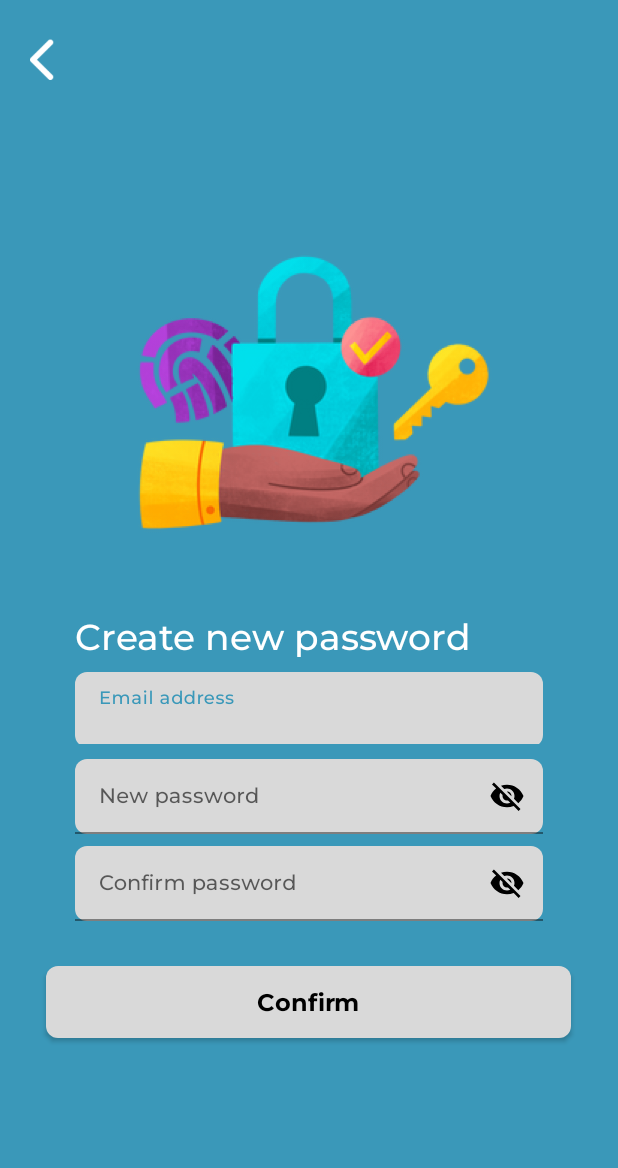
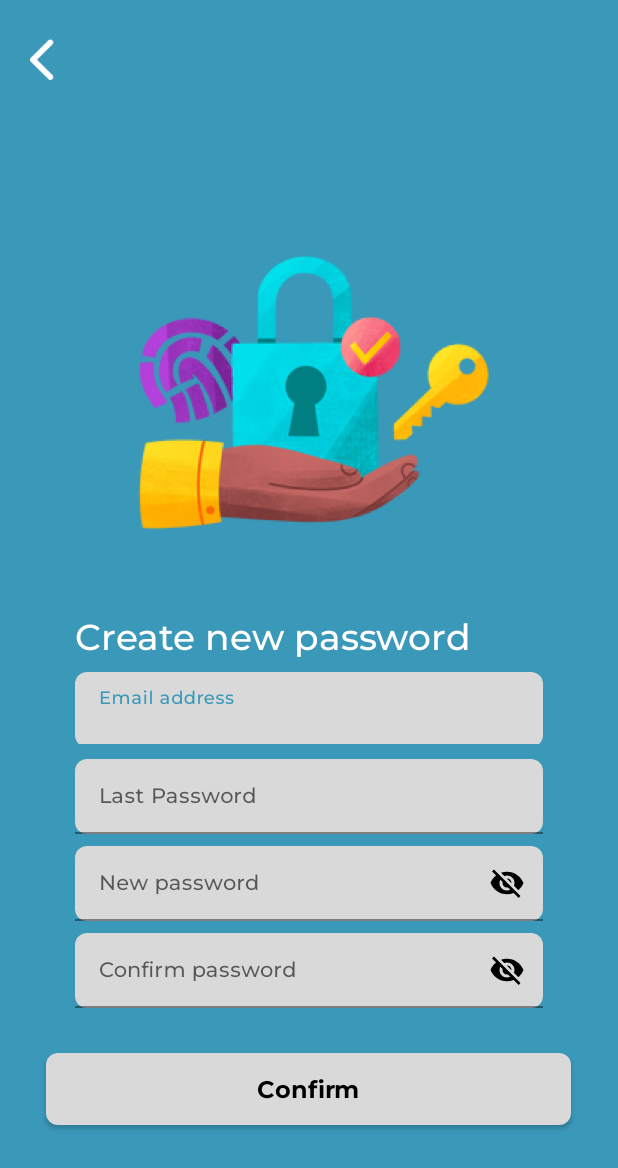
Before and after one commit to rayhanegar/Raion-Internship, an Android app: the fragment ChangePasswordScreen shown on its own in the app's theme, on a phone screen of 412 x 824 dp. Shown: the top 1168 px of the screen. Run offline under Robolectric (Android 15) with nearby library versions, the phone set to English and light mode, and no system bars; our stand-ins replace Firebase (no records; nobody signed in at launch, a user with empty details on screens opened directly).

Commit message:
Change password

```diff
--- a/app/src/main/java/com/example/raioninternship/screen/sign/SignInScreen.kt
+++ b/app/src/main/java/com/example/raioninternship/screen/sign/SignInScreen.kt
@@ -9,6 +9,7 @@ import android.widget.Toast
 import androidx.fragment.app.Fragment
 import com.example.raioninternship.MainActivity
 import com.example.raioninternship.data.Repository
+import com.example.raioninternship.databinding.ScreenChangePasswordBinding
 import com.example.raioninternship.databinding.ScreenSigninBinding
 
 class SignInScreen : Fragment() {
@@ -29,8 +30,8 @@ class SignInScreen : Fragment() {
         }
 
         binding.forpasstext.setOnClickListener {
-            val intent = Intent(requireActivity(), ChangePasswordScreen::class.java)
-            startActivity(intent)
+            val changePasswordBinding = ScreenChangePasswordBinding.inflate(layoutInflater)
+            repo.changePass(changePasswordBinding)
         }
 
         binding.btnSignin.setOnClickListener(){
--- a/app/src/main/res/layout/screen_change_password.xml
+++ b/app/src/main/res/layout/screen_change_password.xml
@@ -64,6 +64,24 @@
         </com.google.android.material.textfield.TextInputLayout>
 
         <com.google.android.material.textfield.TextInputLayout
+            android:id="@+id/passLama"
+            android:layout_width="match_parent"
+            android:layout_height="wrap_content"
+            android:hint="Last Password"
+            android:layout_marginTop="8dp"
+            android:layout_marginStart="50dp"
+            android:layout_marginEnd="50dp">
+
+            <com.google.android.material.textfield.TextInputEditText
+                android:id="@+id/lastpassEditText"
+                android:layout_width="match_parent"
+                android:layout_height="50dp"
+                android:textSize="14sp"
+                android:fontFamily="@font/mmedium"
+                android:background="@drawable/custom_button" />
+        </com.google.android.material.textfield.TextInputLayout>
+
+        <com.google.android.material.textfield.TextInputLayout
             android:id="@+id/passLayout"
             android:layout_width="match_parent"
             android:layout_height="wrap_content"
@@ -76,7 +94,7 @@
             >
 
             <com.google.android.material.textfield.TextInputEditText
-                android:id="@+id/passEditText"
+                android:id="@+id/newpassEditText"
                 android:layout_width="match_parent"
                 android:layout_height="50dp"
                 android:background="@drawable/custom_button"
@@ -100,13 +118,13 @@
                 android:id="@+id/confirmpassEditText"
                 android:layout_width="match_parent"
                 android:layout_height="50dp"
-                android:textSize="14sp"
+                android:background="@drawable/custom_button"
                 android:fontFamily="@font/mmedium"
-                android:background="@drawable/custom_button" />
+                android:textSize="14sp" />
         </com.google.android.material.textfield.TextInputLayout>
 
         <androidx.appcompat.widget.AppCompatButton
-            android:id="@+id/btnSignup"
+            android:id="@+id/btnConfirm"
             android:layout_width="350dp"
             android:layout_height="wrap_content"
             android:text="Confirm"
```
Also changed, not shown: app/src/main/java/com/example/raioninternship/data/Repository.kt (+71 -4 lines).
